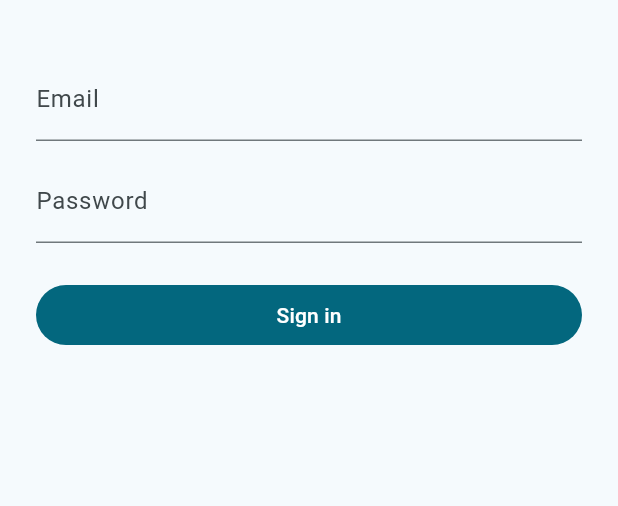
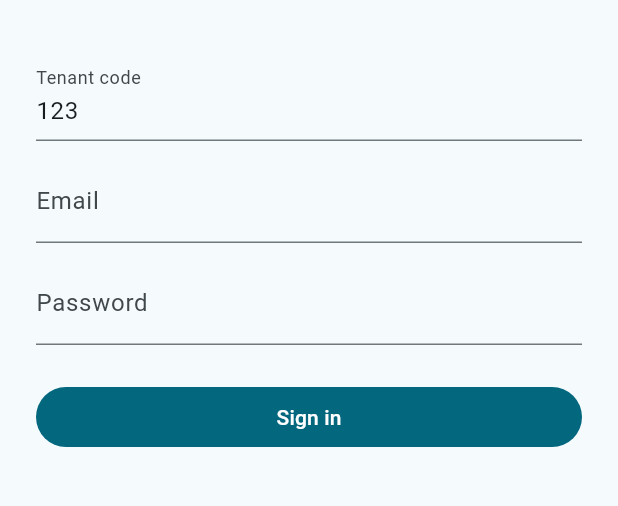
Before and after one commit to aboughoufa2017-design/InventoryAndPOSSystemRepo, a Flutter app: the screen it shows after launch, on a phone screen of 412 x 824 dp, the part 63-569 px from its top. Run offline on Flutter 3.47's test engine with Material 3 defaults, Android fonts, the phone set to English and light mode, and no system bars; our stand-ins replace connectivity_plus, drift, drift_flutter, flutter_secure_storage; accounts and stored records are empty; generated files the repository leaves out were written again.

Commit message:
Point mobile app at Render API and require tenant code.
Default API_BASE_URL to warehouse-api-0890.onrender.com; login sends tenantCode.

```diff
--- a/clients/mobile/lib/main.dart
+++ b/clients/mobile/lib/main.dart
@@ -9,9 +9,10 @@ import 'sync/outbox.dart';
 import 'sync/sync_client.dart';
 
 /// API origin, e.g. `https://api.example.com` (no trailing slash).
+/// Override locally: `--dart-define=API_BASE_URL=http://10.0.2.2:5011`
 const String kApiBaseUrl = String.fromEnvironment(
   'API_BASE_URL',
-  defaultValue: 'http://localhost:3000',
+  defaultValue: 'https://warehouse-api-0890.onrender.com',
 );
 
 Future<void> main() async {
--- a/clients/mobile/lib/screens/login_screen.dart
+++ b/clients/mobile/lib/screens/login_screen.dart
@@ -12,6 +12,7 @@ class LoginScreen extends StatefulWidget {
 }
 
 class _LoginScreenState extends State<LoginScreen> {
+  final _tenantCodeController = TextEditingController(text: '123');
   final _emailController = TextEditingController();
   final _passwordController = TextEditingController();
   bool _busy = false;
@@ -19,6 +20,7 @@ class _LoginScreenState extends State<LoginScreen> {
 
   @override
   void dispose() {
+    _tenantCodeController.dispose();
     _emailController.dispose();
     _passwordController.dispose();
     super.dispose();
@@ -31,6 +33,7 @@ class _LoginScreenState extends State<LoginScreen> {
     });
     try {
       await context.read<AuthRepository>().login(
+            tenantCode: _tenantCodeController.text.trim(),
             email: _emailController.text.trim(),
             password: _passwordController.text,
           );
@@ -54,6 +57,12 @@ class _LoginScreenState extends State<LoginScreen> {
         child: Column(
           crossAxisAlignment: CrossAxisAlignment.stretch,
           children: [
+            TextField(
+              controller: _tenantCodeController,
+              textCapitalization: TextCapitalization.characters,
+              decoration: const InputDecoration(labelText: 'Tenant code'),
+            ),
+            const SizedBox(height: 12),
             TextField(
               controller: _emailController,
               keyboardType: TextInputType.emailAddress,
```
Also changed, not shown: clients/mobile/lib/auth/auth_repository.dart (+6 -1 lines), 1 other file.
